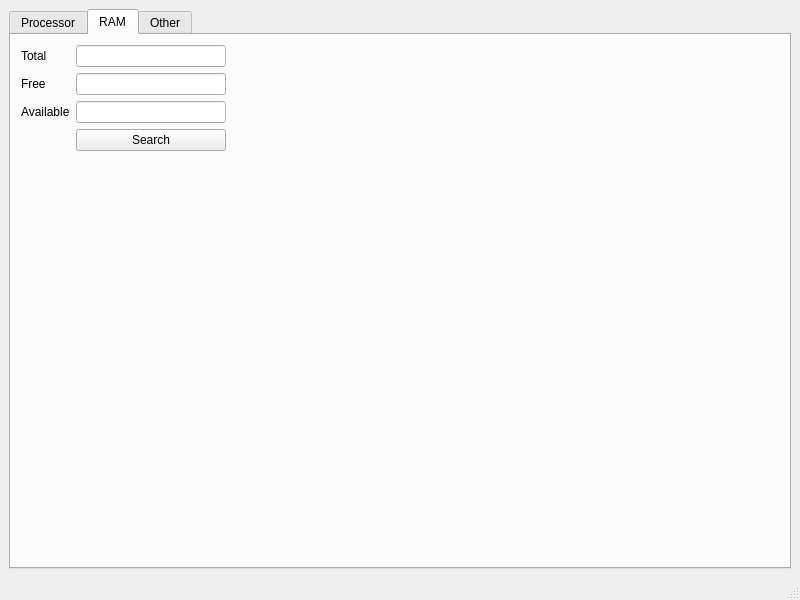
Qt form AndroidParser/parser.ui (MaxNazarevskyi/NG_2022_AndroidParser) before a commit.
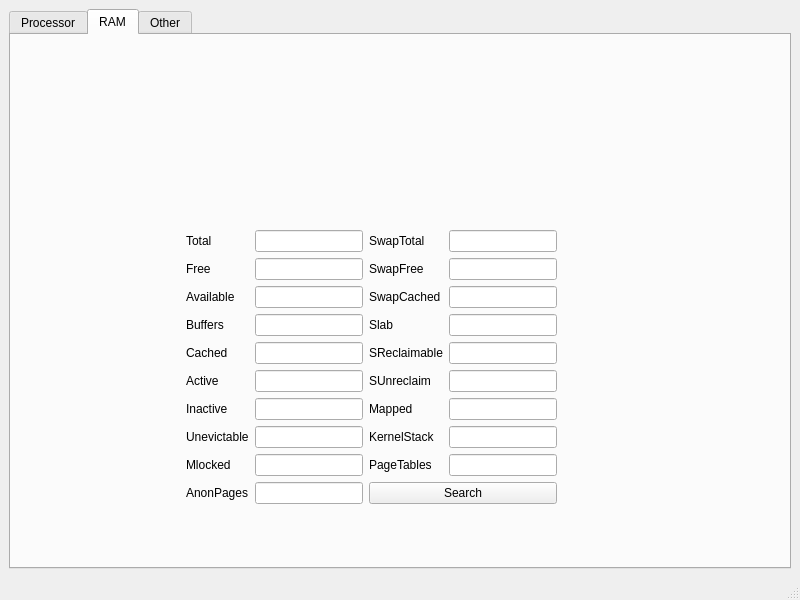
The same form after that commit. The open tabs and pages were chosen to show the change.

Commit message: Added a lot of info about processor and RAM(not finished)

```diff
--- a/AndroidParser/parser.ui
+++ b/AndroidParser/parser.ui
@@ -17,6 +17,21 @@
    <layout class="QFormLayout" name="formLayout">
     <item row="0" column="0" colspan="2">
      <widget class="QTabWidget" name="tabWidget">
+      <property name="enabled">
+       <bool>true</bool>
+      </property>
+      <property name="minimumSize">
+       <size>
+        <width>0</width>
+        <height>0</height>
+       </size>
+      </property>
+      <property name="maximumSize">
+       <size>
+        <width>13660</width>
+        <height>7680</height>
+       </size>
+      </property>
       <property name="currentIndex">
        <number>2</number>
       </property>
@@ -98,25 +113,33 @@
        <attribute name="title">
         <string>RAM</string>
        </attribute>
-       <widget class="QWidget" name="layoutWidget_6">
+       <widget class="QWidget" name="">
         <property name="geometry">
          <rect>
-          <x>10</x>
-          <y>10</y>
-          <width>205</width>
-          <height>110</height>
+          <x>50</x>
+          <y>20</y>
+          <width>621</width>
+          <height>618</height>
          </rect>
         </property>
+        <layout class="QGridLayout" name="gridLayout_6">
+         <item row="1" column="1">
         <layout class="QGridLayout" name="gridLayout_4">
-         <item row="1" column="0">
-          <widget class="QLabel" name="label_17">
+           <item row="3" column="0">
+            <widget class="QLabel" name="label_11">
            <property name="text">
-            <string>Free</string>
+              <string>Buffers</string>
            </property>
           </widget>
          </item>
-         <item row="0" column="1">
-          <widget class="QLineEdit" name="l_RamTotal"/>
+           <item row="1" column="3">
+            <widget class="QLineEdit" name="l_RamSwapF"/>
+           </item>
+           <item row="6" column="3">
+            <widget class="QLineEdit" name="l_RamMapped"/>
+           </item>
+           <item row="4" column="3">
+            <widget class="QLineEdit" name="l_RamSRec"/>
          </item>
          <item row="2" column="0">
           <widget class="QLabel" name="label_3">
@@ -125,6 +148,23 @@
            </property>
           </widget>
          </item>
+           <item row="2" column="1">
+            <widget class="QLineEdit" name="l_RamAvailable"/>
+           </item>
+           <item row="6" column="2">
+            <widget class="QLabel" name="label_23">
+             <property name="text">
+              <string>Mapped</string>
+             </property>
+            </widget>
+           </item>
+           <item row="3" column="2">
+            <widget class="QLabel" name="label_24">
+             <property name="text">
+              <string>Slab</string>
+             </property>
+            </widget>
+           </item>
          <item row="0" column="0">
           <widget class="QLabel" name="label_16">
            <property name="text">
@@ -132,13 +172,150 @@
            </property>
           </widget>
          </item>
-         <item row="2" column="1">
-          <widget class="QLineEdit" name="l_RamAvailable"/>
+           <item row="4" column="0">
+            <widget class="QLabel" name="label_12">
+             <property name="text">
+              <string>Cached</string>
+             </property>
+            </widget>
+           </item>
+           <item row="0" column="3">
+            <widget class="QLineEdit" name="l_RamSwapT"/>
+           </item>
+           <item row="6" column="0">
+            <widget class="QLabel" name="label_13">
+             <property name="text">
+              <string>Inactive</string>
+             </property>
+            </widget>
+           </item>
+           <item row="5" column="3">
+            <widget class="QLineEdit" name="l_RamSUnreclaim"/>
+           </item>
+           <item row="3" column="3">
+            <widget class="QLineEdit" name="l_RamSlab"/>
+           </item>
+           <item row="6" column="1">
+            <widget class="QLineEdit" name="l_RamInactive"/>
+           </item>
+           <item row="2" column="3">
+            <widget class="QLineEdit" name="l_RamSwapC"/>
+           </item>
+           <item row="5" column="0">
+            <widget class="QLabel" name="label_28">
+             <property name="text">
+              <string>Active</string>
+             </property>
+            </widget>
+           </item>
+           <item row="0" column="2">
+            <widget class="QLabel" name="label_15">
+             <property name="text">
+              <string>SwapTotal</string>
+             </property>
+            </widget>
+           </item>
+           <item row="3" column="1">
+            <widget class="QLineEdit" name="l_RamBuffers"/>
+           </item>
+           <item row="5" column="2">
+            <widget class="QLabel" name="label_22">
+             <property name="text">
+              <string>SUnreclaim</string>
+             </property>
+            </widget>
+           </item>
+           <item row="4" column="2">
+            <widget class="QLabel" name="label_25">
+             <property name="text">
+              <string>SReclaimable</string>
+             </property>
+            </widget>
+           </item>
+           <item row="8" column="1">
+            <widget class="QLineEdit" name="l_RamMlocked"/>
+           </item>
+           <item row="1" column="0">
+            <widget class="QLabel" name="label_17">
+             <property name="text">
+              <string>Free</string>
+             </property>
+            </widget>
+           </item>
+           <item row="0" column="1">
+            <widget class="QLineEdit" name="l_RamTotal"/>
+           </item>
+           <item row="1" column="2">
+            <widget class="QLabel" name="label_18">
+             <property name="text">
+              <string>SwapFree</string>
+             </property>
+            </widget>
+           </item>
+           <item row="9" column="1">
+            <widget class="QLineEdit" name="l_RamAnon"/>
+           </item>
+           <item row="4" column="1">
+            <widget class="QLineEdit" name="l_RamCached"/>
+           </item>
+           <item row="2" column="2">
+            <widget class="QLabel" name="label_20">
+             <property name="text">
+              <string>SwapCached</string>
+             </property>
+            </widget>
          </item>
          <item row="1" column="1">
           <widget class="QLineEdit" name="l_RamFree"/>
          </item>
-         <item row="3" column="1">
+           <item row="8" column="0">
+            <widget class="QLabel" name="label_14">
+             <property name="text">
+              <string>Mlocked</string>
+             </property>
+            </widget>
+           </item>
+           <item row="9" column="0">
+            <widget class="QLabel" name="label_21">
+             <property name="text">
+              <string>AnonPages</string>
+             </property>
+            </widget>
+           </item>
+           <item row="5" column="1">
+            <widget class="QLineEdit" name="l_RamActive"/>
+           </item>
+           <item row="7" column="1">
+            <widget class="QLineEdit" name="l_RamUnevictable"/>
+           </item>
+           <item row="7" column="0">
+            <widget class="QLabel" name="label_29">
+             <property name="text">
+              <string>Unevictable</string>
+             </property>
+            </widget>
+           </item>
+           <item row="7" column="2">
+            <widget class="QLabel" name="label_26">
+             <property name="text">
+              <string>KernelStack</string>
+             </property>
+            </widget>
+           </item>
+           <item row="7" column="3">
+            <widget class="QLineEdit" name="l_RamKernelS"/>
+           </item>
+           <item row="8" column="2">
+            <widget class="QLabel" name="label_27">
+             <property name="text">
+              <string>PageTables</string>
+             </property>
+            </widget>
+           </item>
+           <item row="8" column="3">
+            <widget class="QLineEdit" name="l_RamPageT"/>
+           </item>
+           <item row="9" column="2" colspan="2">
           <widget class="QPushButton" name="b_SearchRam">
            <property name="text">
             <string>Search</string>
@@ -146,6 +323,60 @@
           </widget>
          </item>
         </layout>
+         </item>
+         <item row="0" column="0" rowspan="2">
+          <spacer name="horizontalSpacer_5">
+           <property name="orientation">
+            <enum>Qt::Horizontal</enum>
+           </property>
+           <property name="sizeHint" stdset="0">
+            <size>
+             <width>40</width>
+             <height>20</height>
+            </size>
+           </property>
+          </spacer>
+         </item>
+         <item row="0" column="1">
+          <spacer name="verticalSpacer_5">
+           <property name="orientation">
+            <enum>Qt::Vertical</enum>
+           </property>
+           <property name="sizeHint" stdset="0">
+            <size>
+             <width>20</width>
+             <height>40</height>
+            </size>
+           </property>
+          </spacer>
+         </item>
+         <item row="3" column="1">
+          <spacer name="verticalSpacer_6">
+           <property name="orientation">
+            <enum>Qt::Vertical</enum>
+           </property>
+           <property name="sizeHint" stdset="0">
+            <size>
+             <width>20</width>
+             <height>40</height>
+            </size>
+           </property>
+          </spacer>
+         </item>
+         <item row="1" column="2">
+          <spacer name="horizontalSpacer_6">
+           <property name="orientation">
+            <enum>Qt::Horizontal</enum>
+           </property>
+           <property name="sizeHint" stdset="0">
+            <size>
+             <width>40</width>
+             <height>20</height>
+            </size>
+           </property>
+          </spacer>
+         </item>
+        </layout>
        </widget>
       </widget>
       <widget class="QWidget" name="tab">
```
Left out of the diff: 244 changed lines with no effect on the pictures. Lines whose indentation alone changed are shown as unchanged. The commit also changes 1 other file.
